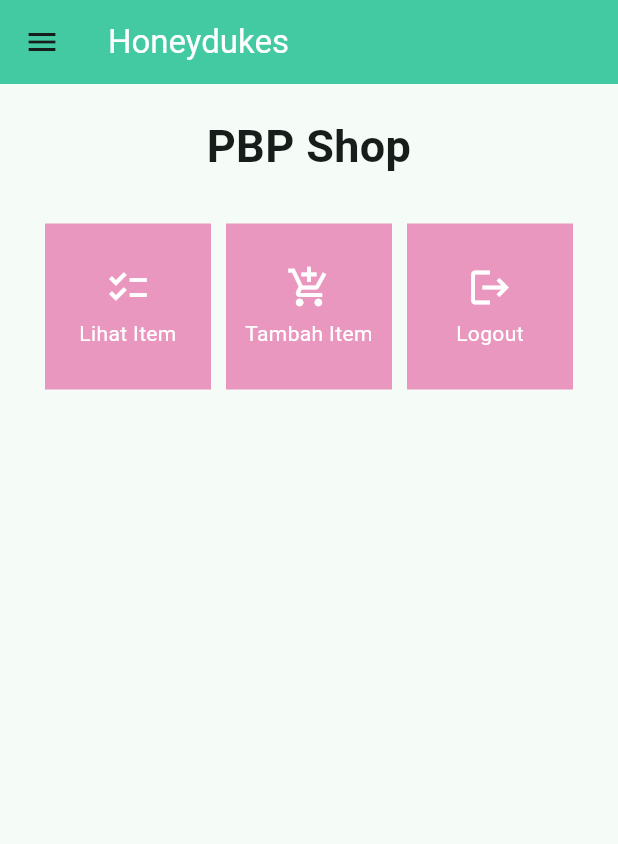
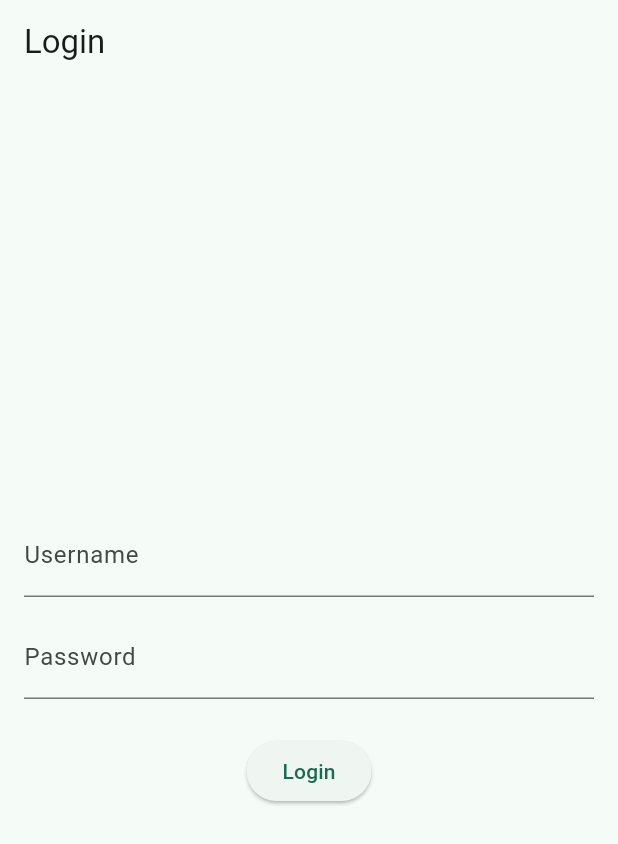
Before and after one commit to farahramadhina/honeydukes_mobile, a Flutter app: the screen it shows after launch, on a phone screen of 412 x 824 dp. Shown: the top 844 px of the screen. Run offline on Flutter 3.47's test engine with Material 2 defaults, Android fonts, the light colour scheme and no system bars; missing offline and left inert: pbp_django_auth.

Commit message:
Selesai Tugas 9 walaupun masi ada error

```diff
--- a/lib/main.dart
+++ b/lib/main.dart
@@ -1,43 +1,31 @@
 import 'package:flutter/material.dart';
-import 'package:honeydukes_mobile/screens/menu.dart';
+import 'package:honeydukes_mobile/screens/login.dart';
+import 'package:pbp_django_auth/pbp_django_auth.dart';
+import 'package:provider/provider.dart';
 
 void main() {
   runApp(const MyApp());
 }
 
 class MyApp extends StatelessWidget {
-  const MyApp({super.key});
+  const MyApp({Key? key}) : super(key: key);
 
   // This widget is the root of your application.
   @override
   Widget build(BuildContext context) {
-    return MaterialApp(
-      title: 'Flutter Demo',
-      theme: ThemeData(
-        // This is the theme of your application.
-        //
-        // TRY THIS: Try running your application with "flutter run". You'll see
-        // the application has a blue toolbar. Then, without quitting the app,
-        // try changing the seedColor in the colorScheme below to Colors.green
-        // and then invoke "hot reload" (save your changes or press the "hot
-        // reload" button in a Flutter-supported IDE, or press "r" if you used
-        // the command line to start the app).
-        //
-        // Notice that the counter didn't reset back to zero; the application
-        // state is not lost during the reload. To reset the state, use hot
-        // restart instead.
-        //
-        // This works for code too, not just values: Most code changes can be
-        // tested with just a hot reload.
-        appBarTheme: AppBarTheme(
-          backgroundColor: Color.fromARGB(255, 67, 202, 162),
-        ),
-        colorScheme: ColorScheme.fromSeed(
-          seedColor: Color.fromARGB(255, 67, 202, 162),
-        ),
-        useMaterial3: true,
-      ),
-      home: MyHomePage(),
+    return Provider(
+      create: (_) {
+        CookieRequest request = CookieRequest();
+        return request;
+      },
+      child: MaterialApp(
+          title: 'Flutter App',
+          theme: ThemeData(
+            colorScheme: ColorScheme.fromSeed(
+                seedColor: Color.fromARGB(255, 67, 202, 162)),
+            useMaterial3: true,
+          ),
+          home: LoginPage()),
     );
   }
 }
--- a/lib/models/honeydukes_models.dart
+++ /dev/null
@@ -1,17 +0,0 @@
-List<Honeydukes> honeydukesList = [];
-
-class Honeydukes {
-  String name;
-  String category;
-  int price;
-  int amount;
-  String description;
-
-  Honeydukes(
-    this.name,
-    this.category,
-    this.price,
-    this.amount,
-    this.description,
-  );
-}
--- /dev/null
+++ b/lib/screens/login.dart
@@ -0,0 +1,114 @@
+import 'package:honeydukes_mobile/screens/menu.dart';
+import 'package:flutter/material.dart';
+import 'package:pbp_django_auth/pbp_django_auth.dart';
+import 'package:provider/provider.dart';
+
+void main() {
+  runApp(const LoginApp());
+}
+
+class LoginApp extends StatelessWidget {
+  const LoginApp({super.key});
+
+  @override
+  Widget build(BuildContext context) {
+    return MaterialApp(
+      title: 'Login',
+      theme: ThemeData(
+        primarySwatch: Colors.blue,
+      ),
+      home: const LoginPage(),
+    );
+  }
+}
+
+class LoginPage extends StatefulWidget {
+  const LoginPage({super.key});
+
+  @override
+  _LoginPageState createState() => _LoginPageState();
+}
+
+class _LoginPageState extends State<LoginPage> {
+  final TextEditingController _usernameController = TextEditingController();
+  final TextEditingController _passwordController = TextEditingController();
+
+  @override
+  Widget build(BuildContext context) {
+    final request = context.watch<CookieRequest>();
+    return Scaffold(
+      appBar: AppBar(
+        title: const Text('Login'),
+      ),
+      body: Container(
+        padding: const EdgeInsets.all(16.0),
+        child: Column(
+          mainAxisAlignment: MainAxisAlignment.center,
+          children: [
+            TextField(
+              controller: _usernameController,
+              decoration: const InputDecoration(
+                labelText: 'Username',
+              ),
+            ),
+            const SizedBox(height: 12.0),
+            TextField(
+              controller: _passwordController,
+              decoration: const InputDecoration(
+                labelText: 'Password',
+              ),
+              obscureText: true,
+            ),
+            const SizedBox(height: 24.0),
+            ElevatedButton(
+              onPressed: () async {
+                String username = _usernameController.text;
+                String password = _passwordController.text;
+
+                // Cek kredensial
+                // TODO: Ganti URL dan jangan lupa tambahkan trailing slash (/) di akhir URL!
+                // Untuk menyambungkan Android emulator dengan Django pada localhost,
+                // gunakan URL http://10.0.2.2/
+                final response =
+                    await request.login("http://localhost:8000/auth/login/", {
+                  'username': username,
+                  'password': password,
+                });
+
+                if (request.loggedIn) {
+                  String message = response['message'];
+                  String uname = response['username'];
+                  Navigator.pushReplacement(
+                    context,
+                    MaterialPageRoute(builder: (context) => MyHomePage()),
+                  );
+                  ScaffoldMessenger.of(context)
+                    ..hideCurrentSnackBar()
+                    ..showSnackBar(SnackBar(
+                        content: Text("$message Selamat datang, $uname.")));
+                } else {
+                  showDialog(
+                    context: context,
+                    builder: (context) => AlertDialog(
+                      title: const Text('Login Gagal'),
+                      content: Text(response['message']),
+                      actions: [
+                        TextButton(
+                          child: const Text('OK'),
+                          onPressed: () {
+                            Navigator.pop(context);
+                          },
+                        ),
+                      ],
+                    ),
+                  );
+                }
+              },
+              child: const Text('Login'),
+            ),
+          ],
+        ),
+      ),
+    );
+  }
+}
--- a/lib/screens/menu.dart
+++ b/lib/screens/menu.dart
@@ -1,9 +1,6 @@
 import 'package:flutter/material.dart';
-import 'package:honeydukes_mobile/screens/honeydukes_form.dart';
 import 'package:honeydukes_mobile/widgets/left_drawer.dart';
 import 'package:honeydukes_mobile/widgets/honeydukes_card.dart';
-import 'package:honeydukes_mobile/screens/honeydukes_form.dart';
-import 'package:honeydukes_mobile/screens/honeydukes_itemlist.dart';
 
 class MyHomePage extends StatelessWidget {
   MyHomePage({Key? key}) : super(key: key);
--- a/pubspec.yaml
+++ b/pubspec.yaml
@@ -35,6 +35,9 @@
   # The following adds the Cupertino Icons font to your application.
   # Use with the CupertinoIcons class for iOS style icons.
   cupertino_icons: ^1.0.2
+  provider: ^6.1.1
+  pbp_django_auth: ^0.4.0
+  http: ^1.1.0
 
 dev_dependencies:
   flutter_test:
```
Also changed, not shown: lib/models/product.dart (added, +91 -0 lines), lib/screens/honeydukes_form.dart (+36 -35 lines), lib/screens/honeydukes_itemlist.dart (deleted, +0 -67 lines), lib/screens/list_product.dart (added, +90 -0 lines), lib/widgets/honeydukes_card.dart (+29 -11 lines), lib/widgets/left_drawer.dart (+6 -8 lines), pubspec.lock, 15 other files.
